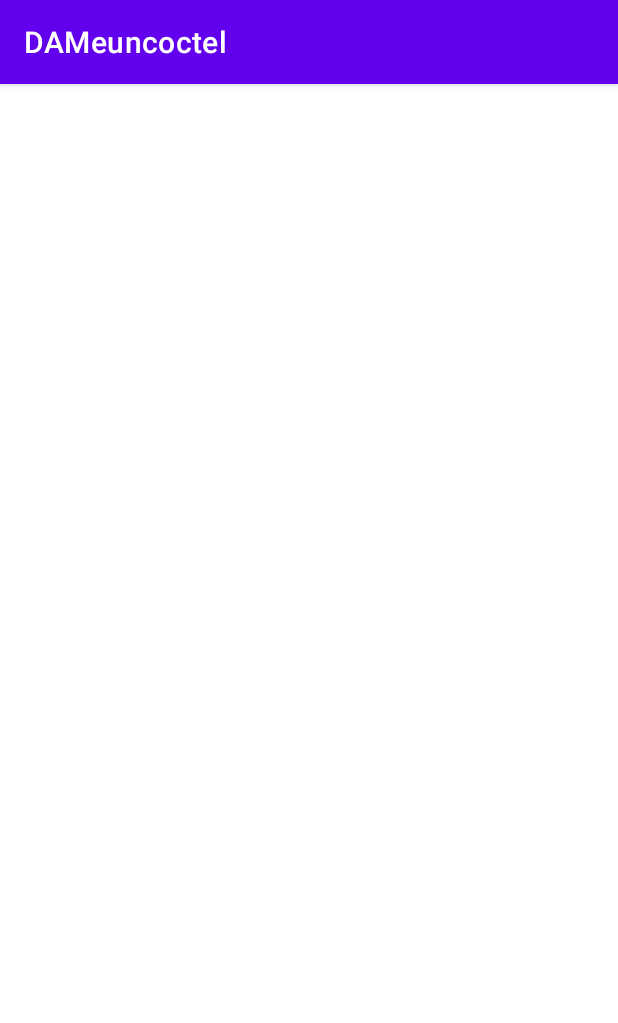
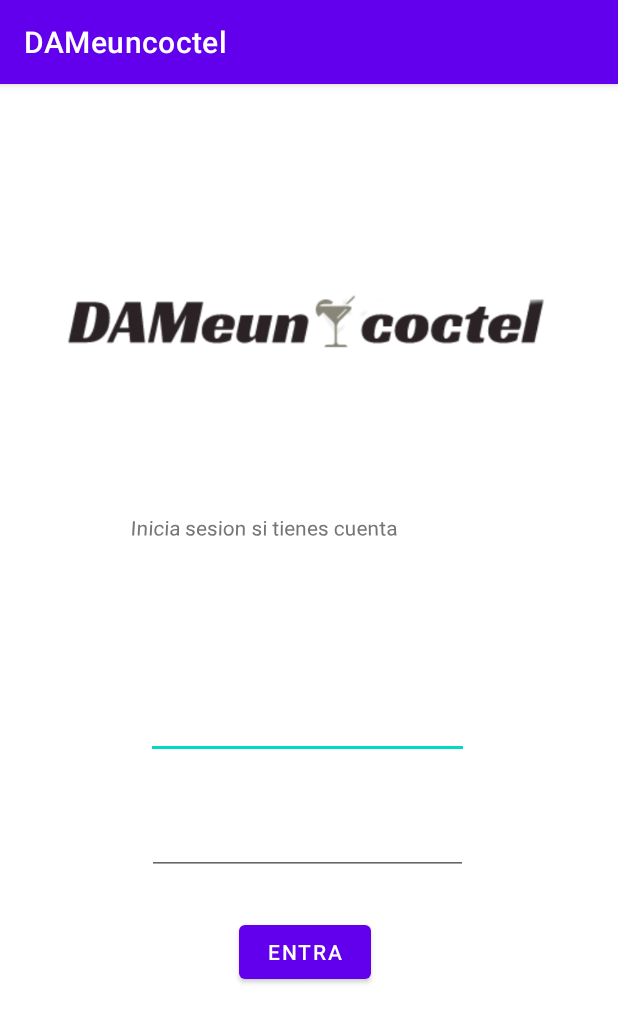
Before and after one commit to josema294/ProyectoUE, an Android app: the screen it shows after launch (ActivityLogin), on a phone screen of 412 x 824 dp. Shown: the top 1023 px of the screen. Run offline under Robolectric (Android 15) with nearby library versions, the phone set to English and light mode, and no system bars.

Commit message:
Agregada pagina de logeo, layous basicos, funcionalidad no implementada

```diff
--- a/app/src/main/java/com/example/dameuncoctel/login/ActivityLogin.kt
+++ b/app/src/main/java/com/example/dameuncoctel/login/ActivityLogin.kt
@@ -2,13 +2,33 @@
 
 import androidx.appcompat.app.AppCompatActivity
 import android.os.Bundle
+import android.view.View
+import androidx.viewpager.widget.ViewPager
+import com.example.dameuncoctel.AdaptadorPager
 import com.example.dameuncoctel.R
+import com.google.android.material.tabs.TabLayout
 
 class ActivityLogin : AppCompatActivity() {
+
+
+    lateinit var adaptadorPagerLogin:AdaptadorPagerLogin
+    lateinit var viewPagerLogin: ViewPager
+    lateinit var tabs: TabLayout
+
+
     override fun onCreate(savedInstanceState: Bundle?) {
         super.onCreate(savedInstanceState)
         setContentView(R.layout.activity_login)
 
+        //creo instancia del pager
+
+        adaptadorPagerLogin = AdaptadorPagerLogin (supportFragmentManager)
+        viewPagerLogin = findViewById(R.id.view_pagerLogin)
+        tabs = findViewById(R.id.tabLogin)
+
+        //configuracion de pager
+
+        viewPagerLogin.setAdapter(adaptadorPagerLogin)
 
 
 
--- a/app/src/main/java/com/example/dameuncoctel/login/AdaptadorPAgerLogin.kt
+++ /dev/null
@@ -1,4 +0,0 @@
-package com.example.dameuncoctel.login
-
-class AdaptadorPAgerLogin {
-}
--- /dev/null
+++ b/app/src/main/java/com/example/dameuncoctel/login/AdaptadorPagerLogin.kt
@@ -0,0 +1,38 @@
+package com.example.dameuncoctel.login
+
+import androidx.fragment.app.Fragment
+import androidx.fragment.app.FragmentManager
+import androidx.fragment.app.FragmentPagerAdapter
+import androidx.fragment.app.FragmentStatePagerAdapter
+
+class AdaptadorPagerLogin (fm: FragmentManager?) : FragmentPagerAdapter(fm!!) {
+
+    var listaFragments: ArrayList<Fragment> = ArrayList()
+    var listaNombres: ArrayList<String> = ArrayList()
+
+
+    init {
+
+        listaFragments.add(LoginFragment())
+        listaFragments.add(SignInFragment())
+        listaNombres.add("Login")
+        listaNombres.add("SignIn")
+
+    }
+
+
+
+
+
+    override fun getCount(): Int {
+       return  listaFragments.size
+    }
+
+    override fun getItem(position: Int): Fragment {
+
+        return  listaFragments[position]
+
+    }
+
+
+}
--- /dev/null
+++ b/app/src/main/java/com/example/dameuncoctel/login/LoginFragment.kt
@@ -0,0 +1,60 @@
+package com.example.dameuncoctel.login
+
+import android.os.Bundle
+import androidx.fragment.app.Fragment
+import android.view.LayoutInflater
+import android.view.View
+import android.view.ViewGroup
+import com.example.dameuncoctel.R
+
+// TODO: Rename parameter arguments, choose names that match
+// the fragment initialization parameters, e.g. ARG_ITEM_NUMBER
+private const val ARG_PARAM1 = "param1"
+private const val ARG_PARAM2 = "param2"
+
+/**
+ * A simple [Fragment] subclass.
+ * Use the [LoginFragment.newInstance] factory method to
+ * create an instance of this fragment.
+ */
+class LoginFragment : Fragment() {
+    // TODO: Rename and change types of parameters
+    private var param1: String? = null
+    private var param2: String? = null
+
+    override fun onCreate(savedInstanceState: Bundle?) {
+        super.onCreate(savedInstanceState)
+        arguments?.let {
+            param1 = it.getString(ARG_PARAM1)
+            param2 = it.getString(ARG_PARAM2)
+        }
+    }
+
+    override fun onCreateView(
+        inflater: LayoutInflater, container: ViewGroup?,
+        savedInstanceState: Bundle?
+    ): View? {
+        // Inflate the layout for this fragment
+        return inflater.inflate(R.layout.fragment_login, container, false)
+    }
+
+    companion object {
+        /**
+         * Use this factory method to create a new instance of
+         * this fragment using the provided parameters.
+         *
+         * @param param1 Parameter 1.
+         * @param param2 Parameter 2.
+         * @return A new instance of fragment LoginFragment.
+         */
+        // TODO: Rename and change types and number of parameters
+        @JvmStatic
+        fun newInstance(param1: String, param2: String) =
+            LoginFragment().apply {
+                arguments = Bundle().apply {
+                    putString(ARG_PARAM1, param1)
+                    putString(ARG_PARAM2, param2)
+                }
+            }
+    }
+}
--- /dev/null
+++ b/app/src/main/java/com/example/dameuncoctel/login/SignInFragment.kt
@@ -0,0 +1,60 @@
+package com.example.dameuncoctel.login
+
+import android.os.Bundle
+import androidx.fragment.app.Fragment
+import android.view.LayoutInflater
+import android.view.View
+import android.view.ViewGroup
+import com.example.dameuncoctel.R
+
+// TODO: Rename parameter arguments, choose names that match
+// the fragment initialization parameters, e.g. ARG_ITEM_NUMBER
+private const val ARG_PARAM1 = "param1"
+private const val ARG_PARAM2 = "param2"
+
+/**
+ * A simple [Fragment] subclass.
+ * Use the [SignInFragment.newInstance] factory method to
+ * create an instance of this fragment.
+ */
+class SignInFragment : Fragment() {
+    // TODO: Rename and change types of parameters
+    private var param1: String? = null
+    private var param2: String? = null
+
+    override fun onCreate(savedInstanceState: Bundle?) {
+        super.onCreate(savedInstanceState)
+        arguments?.let {
+            param1 = it.getString(ARG_PARAM1)
+            param2 = it.getString(ARG_PARAM2)
+        }
+    }
+
+    override fun onCreateView(
+        inflater: LayoutInflater, container: ViewGroup?,
+        savedInstanceState: Bundle?
+    ): View? {
+        // Inflate the layout for this fragment
+        return inflater.inflate(R.layout.fragment_sign_in, container, false)
+    }
+
+    companion object {
+        /**
+         * Use this factory method to create a new instance of
+         * this fragment using the provided parameters.
+         *
+         * @param param1 Parameter 1.
+         * @param param2 Parameter 2.
+         * @return A new instance of fragment SignInFragment.
+         */
+        // TODO: Rename and change types and number of parameters
+        @JvmStatic
+        fun newInstance(param1: String, param2: String) =
+            SignInFragment().apply {
+                arguments = Bundle().apply {
+                    putString(ARG_PARAM1, param1)
+                    putString(ARG_PARAM2, param2)
+                }
+            }
+    }
+}
--- a/app/src/main/res/layout/content_login.xml
+++ b/app/src/main/res/layout/content_login.xml
@@ -1,6 +1,5 @@
 <?xml version="1.0" encoding="utf-8"?>
 <LinearLayout xmlns:android="http://schemas.android.com/apk/res/android"
-    xmlns:app="http://schemas.android.com/apk/res-auto"
     xmlns:tools="http://schemas.android.com/tools"
     android:layout_width="match_parent"
     android:layout_height="match_parent"
@@ -8,7 +7,7 @@
 
 
     <com.google.android.material.tabs.TabLayout
-        android:id="@+id/tab"
+        android:id="@+id/tabLogin"
         android:layout_width="408dp"
         android:layout_height="64dp"
         android:background="@color/white"
@@ -16,7 +15,7 @@
         tools:ignore="SpeakableTextPresentCheck" />
 
     <androidx.viewpager.widget.ViewPager
-        android:id="@+id/view_pager"
+        android:id="@+id/view_pagerLogin"
         android:layout_width="408dp"
         android:layout_height="665dp"
         tools:ignore="SpeakableTextPresentCheck" />
--- /dev/null
+++ b/app/src/main/res/layout/fragment_login.xml
@@ -0,0 +1,69 @@
+<?xml version="1.0" encoding="utf-8"?>
+<androidx.constraintlayout.widget.ConstraintLayout xmlns:android="http://schemas.android.com/apk/res/android"
+    xmlns:app="http://schemas.android.com/apk/res-auto"
+    xmlns:tools="http://schemas.android.com/tools"
+    android:layout_width="match_parent"
+    android:layout_height="match_parent"
+    tools:context=".login.LoginFragment">
+
+    <EditText
+        android:id="@+id/editTextTextEmailAddress"
+        android:layout_width="215dp"
+        android:layout_height="46dp"
+        android:layout_marginTop="140dp"
+        android:ems="10"
+        android:inputType="textEmailAddress"
+        app:layout_constraintEnd_toEndOf="parent"
+        app:layout_constraintHorizontal_bias="0.505"
+        app:layout_constraintStart_toStartOf="parent"
+        app:layout_constraintTop_toBottomOf="@+id/imageView2" />
+
+    <EditText
+        android:id="@+id/editTextTextPassword"
+        android:layout_width="214dp"
+        android:layout_height="45dp"
+        android:layout_marginTop="32dp"
+        android:ems="10"
+        android:inputType="textPassword"
+        app:layout_constraintEnd_toEndOf="@+id/editTextTextEmailAddress"
+        app:layout_constraintHorizontal_bias="0.502"
+        app:layout_constraintStart_toStartOf="@+id/editTextTextEmailAddress"
+        app:layout_constraintTop_toBottomOf="@+id/editTextTextEmailAddress" />
+
+    <ImageView
+        android:id="@+id/imageView2"
+        android:layout_width="wrap_content"
+        android:layout_height="wrap_content"
+        android:src="@drawable/logodameuncoctel"
+        app:layout_constraintBottom_toBottomOf="parent"
+        app:layout_constraintEnd_toEndOf="parent"
+        app:layout_constraintHorizontal_bias="0.0"
+        app:layout_constraintStart_toStartOf="parent"
+        app:layout_constraintTop_toTopOf="parent"
+        app:layout_constraintVertical_bias="0.0" />
+
+    <TextView
+        android:id="@+id/textView2"
+        android:layout_width="236dp"
+        android:layout_height="60dp"
+        android:layout_marginTop="21dp"
+        android:rotationX="11"
+        android:text="Inicia sesion si tienes cuenta"
+        app:layout_constraintEnd_toEndOf="parent"
+        app:layout_constraintStart_toStartOf="parent"
+        app:layout_constraintTop_toBottomOf="@+id/imageView2" />
+
+    <Button
+        android:id="@+id/button"
+        android:layout_width="wrap_content"
+        android:layout_height="wrap_content"
+        android:layout_marginTop="8dp"
+        android:text="Entra"
+        app:layout_constraintBottom_toBottomOf="parent"
+        app:layout_constraintEnd_toEndOf="parent"
+        app:layout_constraintHorizontal_bias="0.498"
+        app:layout_constraintStart_toStartOf="parent"
+        app:layout_constraintTop_toBottomOf="@+id/editTextTextPassword"
+        app:layout_constraintVertical_bias="0.132" />
+
+</androidx.constraintlayout.widget.ConstraintLayout>
--- /dev/null
+++ b/app/src/main/res/layout/fragment_sign_in.xml
@@ -0,0 +1,33 @@
+<?xml version="1.0" encoding="utf-8"?>
+<androidx.constraintlayout.widget.ConstraintLayout xmlns:android="http://schemas.android.com/apk/res/android"
+    xmlns:app="http://schemas.android.com/apk/res-auto"
+    xmlns:tools="http://schemas.android.com/tools"
+    android:id="@+id/frameLayout"
+    android:layout_width="match_parent"
+    android:layout_height="match_parent"
+    tools:context=".login.SignInFragment">
+
+
+    <ImageView
+        android:id="@+id/imageView2"
+        android:layout_width="wrap_content"
+        android:layout_height="wrap_content"
+        android:src="@drawable/logodameuncoctel"
+        app:layout_constraintBottom_toBottomOf="parent"
+        app:layout_constraintEnd_toEndOf="parent"
+        app:layout_constraintHorizontal_bias="0.0"
+        app:layout_constraintStart_toStartOf="parent"
+        app:layout_constraintTop_toTopOf="parent"
+        app:layout_constraintVertical_bias="0.007" />
+
+    <Button
+        android:id="@+id/registro"
+        android:layout_width="156dp"
+        android:layout_height="96dp"
+        android:text="registrate"
+        app:layout_constraintBottom_toBottomOf="parent"
+        app:layout_constraintEnd_toEndOf="parent"
+        app:layout_constraintStart_toStartOf="parent"
+        app:layout_constraintTop_toBottomOf="@+id/imageView2" />
+
+</androidx.constraintlayout.widget.ConstraintLayout>
--- a/app/src/main/res/values/strings.xml
+++ b/app/src/main/res/values/strings.xml
@@ -9,4 +9,6 @@
 
     <string name="hello_first_fragment">Hello first fragment</string>
     <string name="hello_second_fragment">Hello second fragment. Arg: %1$s</string>
+    <!-- TODO: Remove or change this placeholder text -->
+    <string name="hello_blank_fragment">Hello blank fragment</string>
 </resources>
```
Also changed, not shown: app/src/main/res/drawable/logodameuncoctel.png (added).
